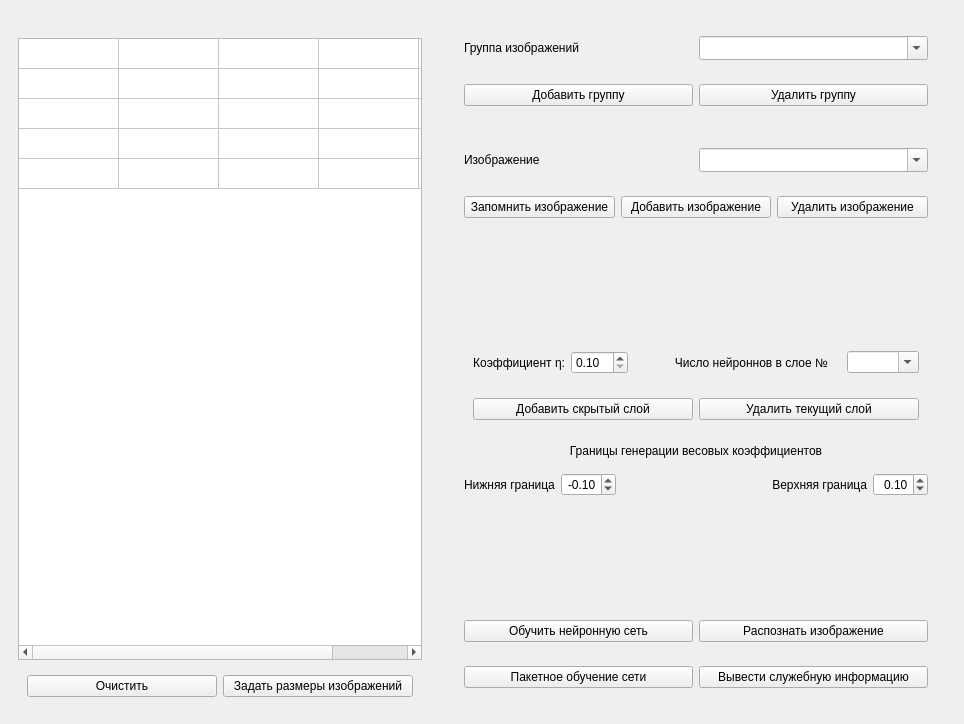
The window that Lab_5/NN_5/MainWindow.ui (StrangeIlia/NeuralWeb) describes before a commit, drawn with Qt 5.
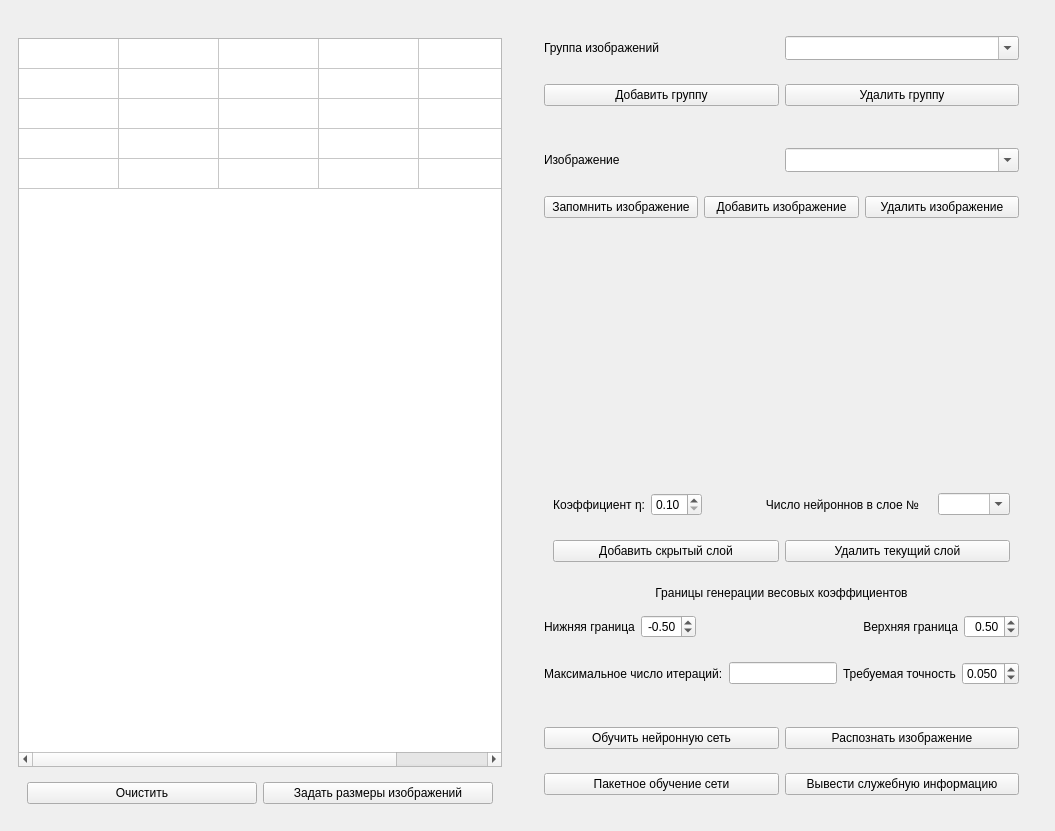
The same window after the commit.

Diff of the .ui file:
```diff
--- a/Lab_5/NN_5/MainWindow.ui
+++ b/Lab_5/NN_5/MainWindow.ui
@@ -6,8 +6,8 @@
    <rect>
     <x>0</x>
     <y>0</y>
-    <width>964</width>
-    <height>724</height>
+    <width>1055</width>
+    <height>831</height>
    </rect>
   </property>
   <property name="sizePolicy">
@@ -276,6 +276,12 @@
                   <property name="minimum">
                    <double>0.100000000000000</double>
                   </property>
+                  <property name="maximum">
+                   <double>1.000000000000000</double>
+                  </property>
+                  <property name="singleStep">
+                   <double>0.100000000000000</double>
+                  </property>
                  </widget>
                 </item>
                 <item>
@@ -308,7 +314,7 @@
                  </widget>
                 </item>
                 <item>
-                 <widget class="QLabel" name="label_LayerNumber">
+                 <widget class="QLabel" name="layerNumber">
                   <property name="sizePolicy">
                    <sizepolicy hsizetype="Maximum" vsizetype="Preferred">
                     <horstretch>0</horstretch>
@@ -391,7 +397,7 @@
                 <double>0.100000000000000</double>
                </property>
                <property name="value">
-                <double>-0.100000000000000</double>
+                <double>-0.500000000000000</double>
                </property>
               </widget>
              </item>
@@ -439,7 +445,49 @@
                 <double>0.100000000000000</double>
                </property>
                <property name="value">
-                <double>0.100000000000000</double>
+                <double>0.500000000000000</double>
+               </property>
+              </widget>
+             </item>
+            </layout>
+           </widget>
+          </item>
+          <item>
+           <widget class="QWidget" name="widget_15" native="true">
+            <layout class="QHBoxLayout" name="horizontalLayout_10">
+             <item>
+              <widget class="QLabel" name="label_8">
+               <property name="text">
+                <string>Максимальное число итераций:</string>
+               </property>
+              </widget>
+             </item>
+             <item>
+              <widget class="QLineEdit" name="maxIterationCount"/>
+             </item>
+             <item>
+              <widget class="QLabel" name="label_9">
+               <property name="text">
+                <string>Требуемая точность</string>
+               </property>
+              </widget>
+             </item>
+             <item>
+              <widget class="QDoubleSpinBox" name="requiredEps">
+               <property name="decimals">
+                <number>3</number>
+               </property>
+               <property name="minimum">
+                <double>0.001000000000000</double>
+               </property>
+               <property name="maximum">
+                <double>1.000000000000000</double>
+               </property>
+               <property name="singleStep">
+                <double>0.001000000000000</double>
+               </property>
+               <property name="value">
+                <double>0.050000000000000</double>
                </property>
               </widget>
              </item>
@@ -449,19 +497,6 @@
          </layout>
         </widget>
        </item>
-       <item>
-        <spacer name="verticalSpacer">
-         <property name="orientation">
-          <enum>Qt::Vertical</enum>
-         </property>
-         <property name="sizeHint" stdset="0">
-          <size>
-           <width>20</width>
-           <height>40</height>
-          </size>
-         </property>
-        </spacer>
-       </item>
        <item>
         <widget class="QWidget" name="widget_12" native="true">
          <layout class="QVBoxLayout" name="verticalLayout_6">
```
